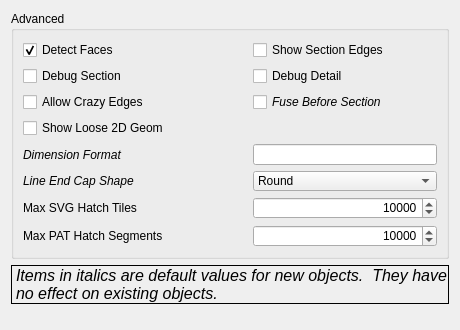
southseact-3d/fcd, file src/Mod/TechDraw/Gui/DlgPrefsTechDrawAdvanced.ui: the form before one commit.
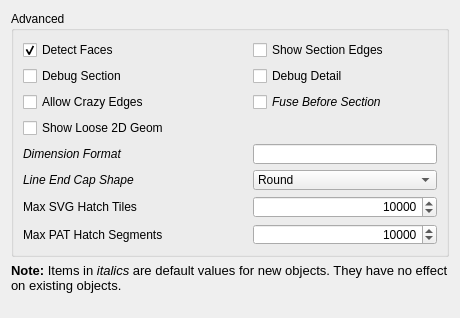
The form after the commit. Custom widgets are drawn as their Qt base class.

Commit message: [TD] remove frame from pref dialogs

What changed in the file:
```diff
--- a/src/Mod/TechDraw/Gui/DlgPrefsTechDrawAdvanced.ui
+++ b/src/Mod/TechDraw/Gui/DlgPrefsTechDrawAdvanced.ui
@@ -7,7 +7,7 @@
     <x>0</x>
     <y>0</y>
     <width>460</width>
-    <height>330</height>
+    <height>318</height>
    </rect>
   </property>
   <property name="windowTitle">
@@ -425,15 +425,24 @@
     <widget class="QLabel" name="label_17">
      <property name="font">
       <font>
-       <pointsize>12</pointsize>
-       <italic>true</italic>
+       <pointsize>10</pointsize>
+       <italic>false</italic>
       </font>
      </property>
      <property name="frameShape">
-      <enum>QFrame::Box</enum>
+      <enum>QFrame::NoFrame</enum>
+     </property>
+     <property name="frameShadow">
+      <enum>QFrame::Plain</enum>
+     </property>
+     <property name="lineWidth">
+      <number>1</number>
      </property>
      <property name="text">
-      <string>Items in italics are default values for new objects.  They have no effect on existing objects.</string>
+      <string>&lt;html&gt;&lt;head/&gt;&lt;body&gt;&lt;p&gt;&lt;span style=&quot; font-weight:600;&quot;&gt;Note:&lt;/span&gt; Items in &lt;span style=&quot; font-style:italic;&quot;&gt;italics&lt;/span&gt; are default values for new objects. They have no effect on existing objects.&lt;/p&gt;&lt;/body&gt;&lt;/html&gt;</string>
+     </property>
+     <property name="textFormat">
+      <enum>Qt::RichText</enum>
      </property>
      <property name="wordWrap">
       <bool>true</bool>
```
The commit also changes 6 other files.
